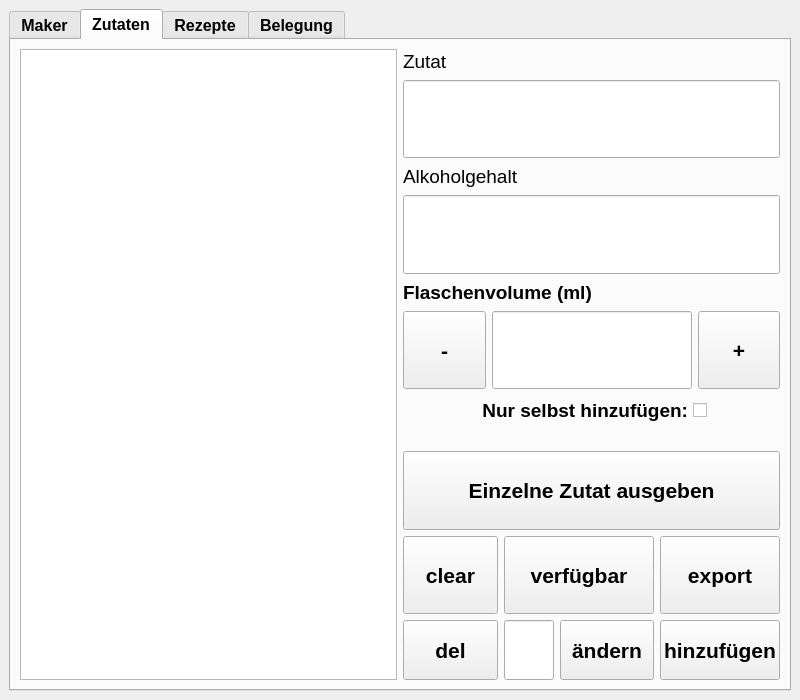
This is src/ui_elements/Cocktailmanager_2.ui in AndreWohnsland/CocktailBerry as Qt 5 draws it before an edit. The edited form follows.
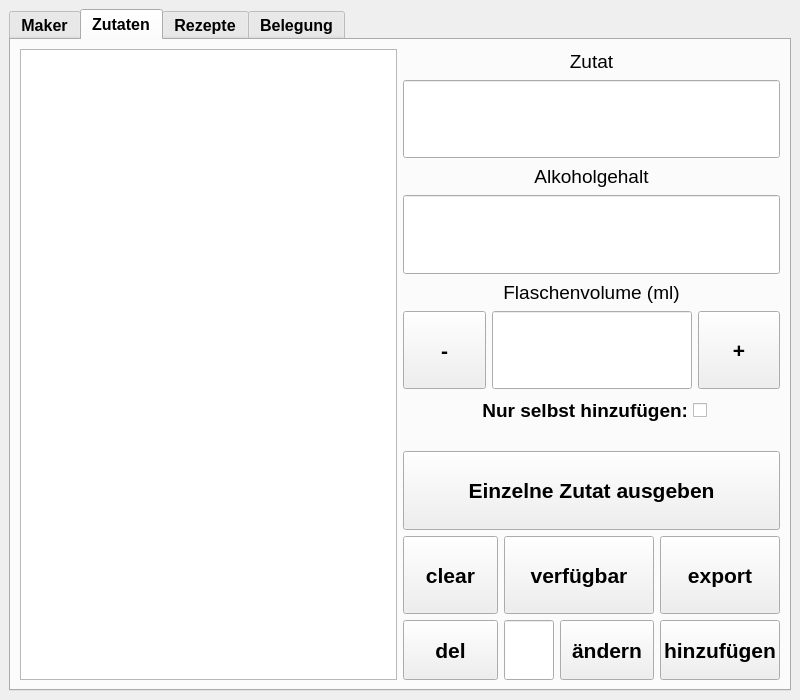
This is the edited form. The open tabs and pages were chosen to show the change. Custom widgets are drawn as their Qt base class.

Commit message: Cherrypicked bold css changes from experimental

```diff
--- a/src/ui_elements/Cocktailmanager_2.ui
+++ b/src/ui_elements/Cocktailmanager_2.ui
@@ -1217,11 +1217,19 @@
             <property name="font">
              <font>
               <pointsize>14</pointsize>
+              <weight>50</weight>
+              <bold>false</bold>
              </font>
             </property>
             <property name="text">
              <string>Flaschenvolume (ml)</string>
             </property>
+            <property name="alignment">
+             <set>Qt::AlignCenter</set>
+            </property>
+            <property name="cssClass" stdset="0">
+             <string/>
+            </property>
            </widget>
           </item>
           <item row="5" column="0" colspan="4">
@@ -1319,6 +1327,12 @@
             <property name="text">
              <string>Zutat</string>
             </property>
+            <property name="alignment">
+             <set>Qt::AlignCenter</set>
+            </property>
+            <property name="cssClass" stdset="0">
+             <string/>
+            </property>
            </widget>
           </item>
           <item row="1" column="0" colspan="4">
@@ -1357,6 +1371,12 @@
             <property name="text">
              <string>Alkoholgehalt</string>
             </property>
+            <property name="alignment">
+             <set>Qt::AlignCenter</set>
+            </property>
+            <property name="cssClass" stdset="0">
+             <string/>
+            </property>
            </widget>
           </item>
           <item row="3" column="0" colspan="4">
```
Left out of the diff: 193 changed lines with no effect on the pictures. The commit also changes 11 other files.
